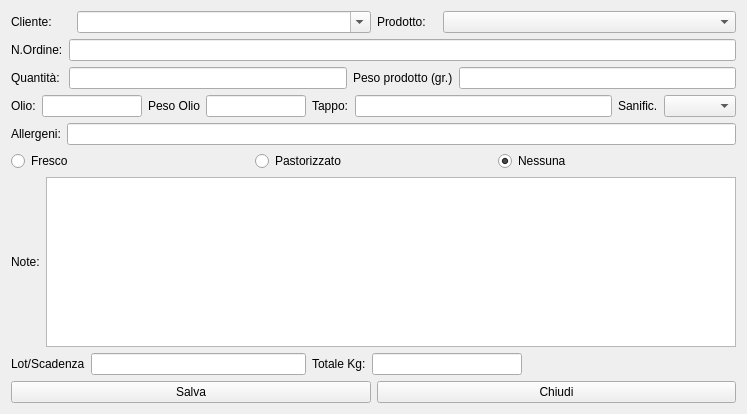
Qt form hmodifyrow.ui (fblabs/hamlet-mod-sancon) before a commit.
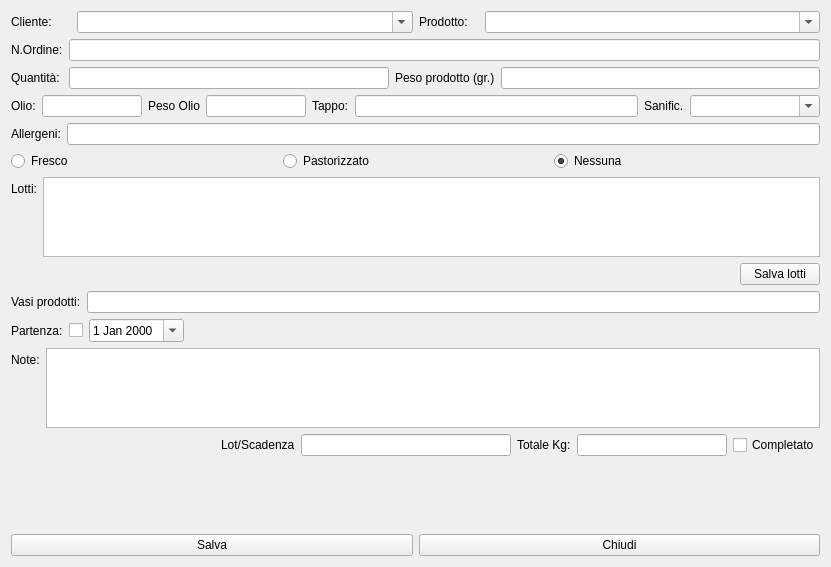
The same form after that commit. Icons and pictures are not drawn.

```diff
--- a/hmodifyrow.ui
+++ b/hmodifyrow.ui
@@ -9,8 +9,8 @@
    <rect>
     <x>0</x>
     <y>0</y>
-    <width>747</width>
-    <height>414</height>
+    <width>831</width>
+    <height>567</height>
    </rect>
   </property>
   <property name="windowTitle">
@@ -20,7 +20,7 @@
    <iconset resource="icons.qrc">
     <normaloff>:/Resources/Pencil.PNG</normaloff>:/Resources/Pencil.PNG</iconset>
   </property>
-  <layout class="QVBoxLayout" name="verticalLayout">
+  <layout class="QVBoxLayout" name="verticalLayout_3">
    <item>
     <layout class="QHBoxLayout" name="horizontalLayout_4">
      <item>
@@ -60,7 +60,14 @@
       </widget>
      </item>
      <item>
-      <widget class="QComboBox" name="cbProdotto"/>
+      <widget class="QComboBox" name="cbProdotto">
+       <property name="editable">
+        <bool>true</bool>
+       </property>
+       <property name="insertPolicy">
+        <enum>QComboBox::NoInsert</enum>
+       </property>
+      </widget>
      </item>
     </layout>
    </item>
@@ -158,7 +165,26 @@
       </widget>
      </item>
      <item row="0" column="7">
-      <widget class="QComboBox" name="cbSanty"/>
+      <widget class="QComboBox" name="cbSanty">
+       <property name="sizePolicy">
+        <sizepolicy hsizetype="Fixed" vsizetype="Fixed">
+         <horstretch>0</horstretch>
+         <verstretch>0</verstretch>
+        </sizepolicy>
+       </property>
+       <property name="minimumSize">
+        <size>
+         <width>130</width>
+         <height>0</height>
+        </size>
+       </property>
+       <property name="editable">
+        <bool>true</bool>
+       </property>
+       <property name="currentText">
+        <string/>
+       </property>
+      </widget>
      </item>
      <item row="0" column="0">
       <widget class="QLabel" name="label_6">
@@ -224,39 +250,171 @@
     </layout>
    </item>
    <item>
-    <layout class="QHBoxLayout" name="horizontalLayout_2">
+    <layout class="QVBoxLayout" name="verticalLayout_2">
      <item>
+      <layout class="QVBoxLayout" name="verticalLayout">
+       <item>
+        <layout class="QFormLayout" name="formLayout_4">
+         <item row="0" column="0">
+          <widget class="QLabel" name="label_14">
+           <property name="text">
+            <string>Lotti:</string>
+           </property>
+          </widget>
+         </item>
+         <item row="0" column="1">
+          <widget class="QPlainTextEdit" name="ptLotti">
+           <property name="maximumSize">
+            <size>
+             <width>16777215</width>
+             <height>80</height>
+            </size>
+           </property>
+          </widget>
+         </item>
+        </layout>
+       </item>
+       <item>
+        <layout class="QHBoxLayout" name="horizontalLayout_2">
+         <item>
+          <spacer name="horizontalSpacer_2">
+           <property name="orientation">
+            <enum>Qt::Horizontal</enum>
+           </property>
+           <property name="sizeHint" stdset="0">
+            <size>
+             <width>40</width>
+             <height>20</height>
+            </size>
+           </property>
+          </spacer>
+         </item>
+         <item>
+          <widget class="QPushButton" name="pbSaveLots">
+           <property name="text">
+            <string>Salva lotti</string>
+           </property>
+           <property name="icon">
+            <iconset resource="icons.qrc">
+             <normaloff>:/Resources/save-icon.png</normaloff>:/Resources/save-icon.png</iconset>
+           </property>
+          </widget>
+         </item>
+        </layout>
+       </item>
+      </layout>
+     </item>
+     <item>
+      <layout class="QHBoxLayout" name="horizontalLayout_3">
+       <item>
+        <widget class="QLabel" name="label_15">
+         <property name="text">
+          <string>Vasi prodotti:</string>
+         </property>
+        </widget>
+       </item>
+       <item>
+        <widget class="QLineEdit" name="leVasiProdotti"/>
+       </item>
+      </layout>
+     </item>
+    </layout>
+   </item>
+   <item>
+    <layout class="QHBoxLayout" name="horizontalLayout_5">
+     <item>
+      <widget class="QLabel" name="label_16">
+       <property name="text">
+        <string>Partenza:</string>
+       </property>
+      </widget>
+     </item>
+     <item>
+      <widget class="QCheckBox" name="cbPartenza">
+       <property name="text">
+        <string/>
+       </property>
+      </widget>
+     </item>
+     <item>
+      <widget class="QDateEdit" name="dePartenza">
+       <property name="specialValueText">
+        <string/>
+       </property>
+       <property name="calendarPopup">
+        <bool>true</bool>
+       </property>
+      </widget>
+     </item>
+     <item>
+      <spacer name="horizontalSpacer_3">
+       <property name="orientation">
+        <enum>Qt::Horizontal</enum>
+       </property>
+       <property name="sizeHint" stdset="0">
+        <size>
+         <width>40</width>
+         <height>20</height>
+        </size>
+       </property>
+      </spacer>
+     </item>
+    </layout>
+   </item>
+   <item>
+    <layout class="QFormLayout" name="formLayout_3">
+     <item row="0" column="0">
       <widget class="QLabel" name="label_11">
        <property name="text">
         <string>Note:</string>
        </property>
       </widget>
      </item>
-     <item>
-      <widget class="QPlainTextEdit" name="ptNote"/>
+     <item row="0" column="1">
+      <widget class="QPlainTextEdit" name="ptNote">
+       <property name="maximumSize">
+        <size>
+         <width>16777215</width>
+         <height>80</height>
+        </size>
+       </property>
+      </widget>
      </item>
     </layout>
    </item>
    <item>
-    <layout class="QHBoxLayout" name="horizontalLayout_3">
-     <item>
+    <layout class="QGridLayout" name="gridLayout">
+     <item row="0" column="0">
+      <spacer name="horizontalSpacer">
+       <property name="orientation">
+        <enum>Qt::Horizontal</enum>
+       </property>
+       <property name="sizeHint" stdset="0">
+        <size>
+         <width>40</width>
+         <height>20</height>
+        </size>
+       </property>
+      </spacer>
+     </item>
+     <item row="0" column="1">
       <widget class="QLabel" name="label_13">
        <property name="text">
         <string>Lot/Scadenza</string>
        </property>
       </widget>
      </item>
-     <item>
+     <item row="0" column="2">
       <widget class="QLineEdit" name="leLotScad"/>
      </item>
-     <item>
+     <item row="0" column="3">
       <widget class="QLabel" name="label_7">
        <property name="text">
         <string>Totale Kg:</string>
        </property>
       </widget>
      </item>
-     <item>
+     <item row="0" column="4">
       <widget class="QLineEdit" name="leTotal">
        <property name="maximumSize">
         <size>
@@ -269,21 +427,28 @@
        </property>
       </widget>
      </item>
-     <item>
-      <spacer name="horizontalSpacer">
-       <property name="orientation">
-        <enum>Qt::Horizontal</enum>
+     <item row="0" column="5">
+      <widget class="QCheckBox" name="cbDone">
+       <property name="text">
+        <string>Completato</string>
        </property>
-       <property name="sizeHint" stdset="0">
-        <size>
-         <width>40</width>
-         <height>20</height>
-        </size>
-       </property>
-      </spacer>
+      </widget>
      </item>
     </layout>
    </item>
+   <item>
+    <spacer name="verticalSpacer">
+     <property name="orientation">
+      <enum>Qt::Vertical</enum>
+     </property>
+     <property name="sizeHint" stdset="0">
+      <size>
+       <width>20</width>
+       <height>11</height>
+      </size>
+     </property>
+    </spacer>
+   </item>
    <item>
     <layout class="QHBoxLayout" name="horizontalLayout">
      <item>
```
